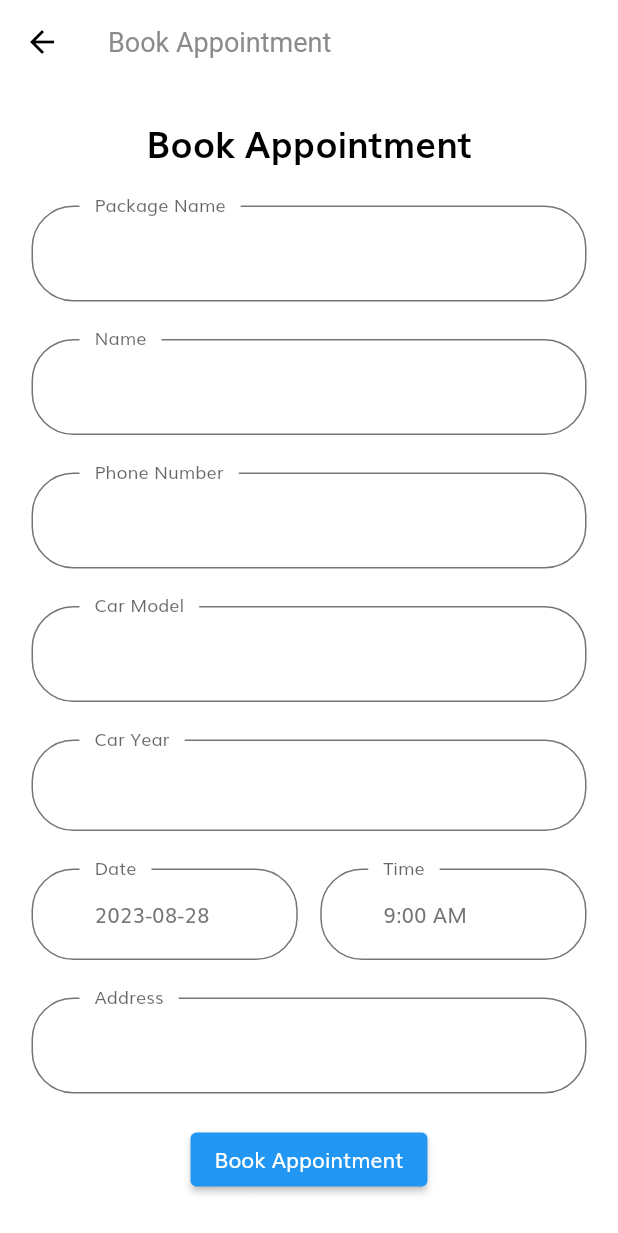
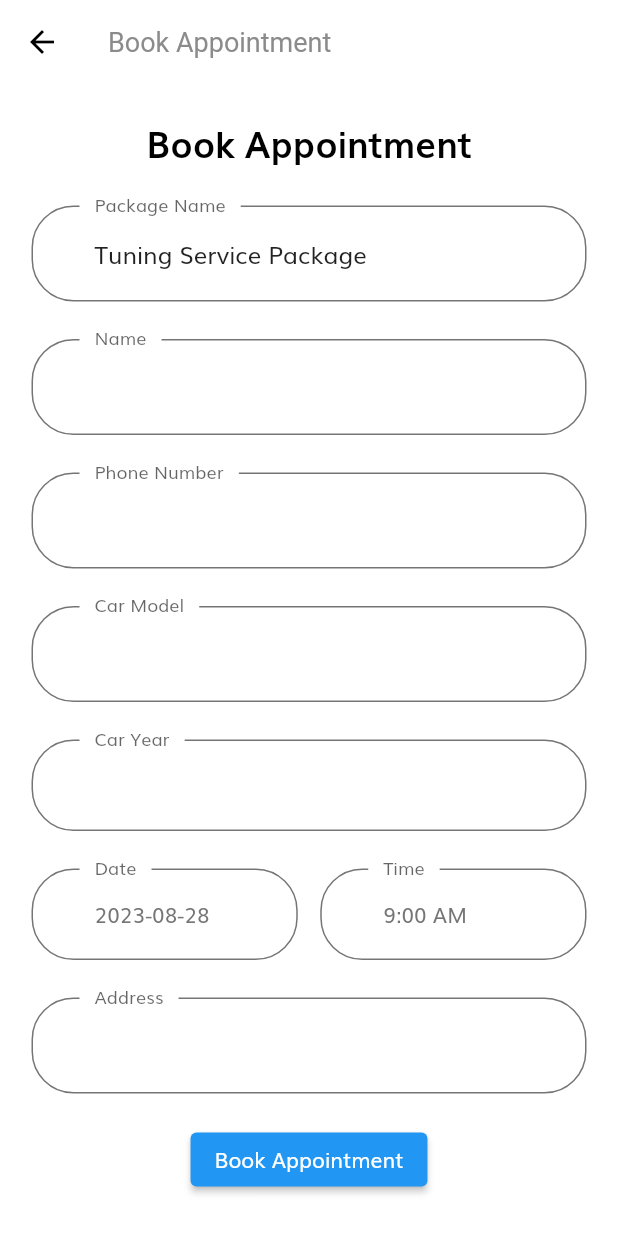
Before and after one commit to samadkhan1387/MECHANICS-FYP, a Flutter app: the DetailsScreen screen opened directly with empty values, after a tap on "Book Appointment", on a phone screen of 412 x 824 dp. Shown: the top 1233 px of the screen. Run offline on Flutter 3.47's test engine with Material 2 defaults, Android fonts, the light colour scheme and no system bars; our stand-ins replace carousel_slider, flutter_svg, lottie.

Commit message:
DESIGN CHANGES COMMIT

```diff
--- a/lib/models/appointment_booking.dart
+++ b/lib/models/appointment_booking.dart
@@ -1,17 +1,23 @@
 import 'package:flutter/material.dart';
 
 class BookAppointmentPage extends StatefulWidget {
+  final String productTitle;
+
+  BookAppointmentPage({required this.productTitle});
+
   @override
   _BookAppointmentPageState createState() => _BookAppointmentPageState();
 }
 
 class _BookAppointmentPageState extends State<BookAppointmentPage> {
+  final _formKey = GlobalKey<FormState>();
+
+  late TextEditingController _packageNameController;
   TextEditingController _nameController = TextEditingController();
   TextEditingController _phoneController = TextEditingController();
   TextEditingController _carModelController = TextEditingController();
   TextEditingController _carYearController = TextEditingController();
   TextEditingController _addressController = TextEditingController();
-  TextEditingController _packageNameController = TextEditingController();
 
   DateTime _selectedDate = DateTime.now();
   TimeOfDay _selectedTime = TimeOfDay(hour: 9, minute: 0);
@@ -23,6 +29,12 @@
     TimeOfDay(hour: 13, minute: 0),
     TimeOfDay(hour: 15, minute: 0),
   ];
+
+  @override
+  void initState() {
+    super.initState();
+    _packageNameController = TextEditingController(text: widget.productTitle);
+  }
 
   Future<void> _selectYear(BuildContext context) async {
     final int? picked = await showDialog<int>(
@@ -96,9 +108,11 @@
       appBar: AppBar(
         title: Text('Book Appointment'),
       ),
-      body: SingleChildScrollView( // Add SingleChildScrollView here
+      body: SingleChildScrollView(
         child: Padding(
           padding: EdgeInsets.all(21),
+          child: Form(
+            key: _formKey,
             child: Column(
               crossAxisAlignment: CrossAxisAlignment.center,
               children: [
@@ -111,25 +125,47 @@
                   ),
                 ),
                 SizedBox(height: 25),
-              TextField(
+                TextFormField(
                   controller: _packageNameController,
                   decoration: InputDecoration(labelText: 'Package Name'),
+                  readOnly: true,
                 ),
                 SizedBox(height: 25),
-              TextField(
+                TextFormField(
                   controller: _nameController,
                   decoration: InputDecoration(labelText: 'Name'),
+                  validator: (value) {
+                    if (value == null || value.isEmpty) {
+                      return 'Please enter your name';
+                    }
+                    return null;
+                  },
                 ),
                 SizedBox(height: 25),
-              TextField(
+                TextFormField(
                   controller: _phoneController,
                   decoration: InputDecoration(labelText: 'Phone Number'),
                   keyboardType: TextInputType.phone,
+                  validator: (value) {
+                    if (value == null || value.isEmpty) {
+                      return 'Please enter your phone number';
+                    }
+                    if (value.length != 11) {
+                      return 'Phone number must be 11 digits';
+                    }
+                    return null;
+                  },
                 ),
                 SizedBox(height: 25),
-              TextField(
+                TextFormField(
                   controller: _carModelController,
                   decoration: InputDecoration(labelText: 'Car Model'),
+                  validator: (value) {
+                    if (value == null || value.isEmpty) {
+                      return 'Please enter car model';
+                    }
+                    return null;
+                  },
                 ),
                 SizedBox(height: 25),
                 GestureDetector(
@@ -176,27 +212,36 @@
                   ],
                 ),
                 SizedBox(height: 25),
-              TextField(
+                TextFormField(
                   controller: _addressController,
                   decoration: InputDecoration(labelText: 'Address'),
                   maxLines: 1,
+                  validator: (value) {
+                    if (value == null || value.isEmpty) {
+                      return 'Please enter your address';
+                    }
+                    return null;
+                  },
                 ),
                 SizedBox(height: 20),
                 Center(
                   child: ElevatedButton(
                     onPressed: () {
+                      if (_formKey.currentState!.validate()) {
                         // Handle appointment booking logic here
 
                         // Show a confirmation snackbar
                         ScaffoldMessenger.of(context).showSnackBar(
                           SnackBar(content: Text('Appointment booked')),
                         );
+                      }
                     },
                     child: Text('Book Appointment'),
                   ),
                 ),
                 SizedBox(height: 20),
               ],
+            ),
           ),
         ),
       ),
--- a/lib/screens/details/components/body.dart
+++ b/lib/screens/details/components/body.dart
@@ -97,7 +97,7 @@
                               Navigator.push(
                                 context,
                                 MaterialPageRoute(
-                                  builder: (context) => BookAppointmentPage(),
+                                  builder: (context) => BookAppointmentPage(productTitle: widget.product.title),
                                 ),
                               );
                             } else {
--- a/lib/screens/home/components/car_packages.dart
+++ b/lib/screens/home/components/car_packages.dart
@@ -23,8 +23,10 @@
         GridView.count(
           shrinkWrap: true,
           crossAxisCount: 2,
-          childAspectRatio: 0.80,
-          physics: NeverScrollableScrollPhysics(), // Disable scrolling in the grid
+          childAspectRatio: 0.78,
+          physics: NeverScrollableScrollPhysics(),
+          mainAxisSpacing: 1, // Adjust this value to decrease vertical spacing
+          crossAxisSpacing: 0, // Adjust this value to decrease horizontal spacing// Disable scrolling in the grid
           children: List.generate(
             carServicePackages.length,
                 (index) {
--- a/lib/screens/shop/components/shop_product.dart
+++ b/lib/screens/shop/components/shop_product.dart
@@ -23,7 +23,7 @@
         GridView.count(
           shrinkWrap: true,
           crossAxisCount: 2,
-          childAspectRatio: 0.80,
+          childAspectRatio: 0.78,
           physics: NeverScrollableScrollPhysics(), // Disable scrolling in the grid
           children: List.generate(
             spareParts.length,
```
Lines whose indentation alone changed are shown as unchanged.
